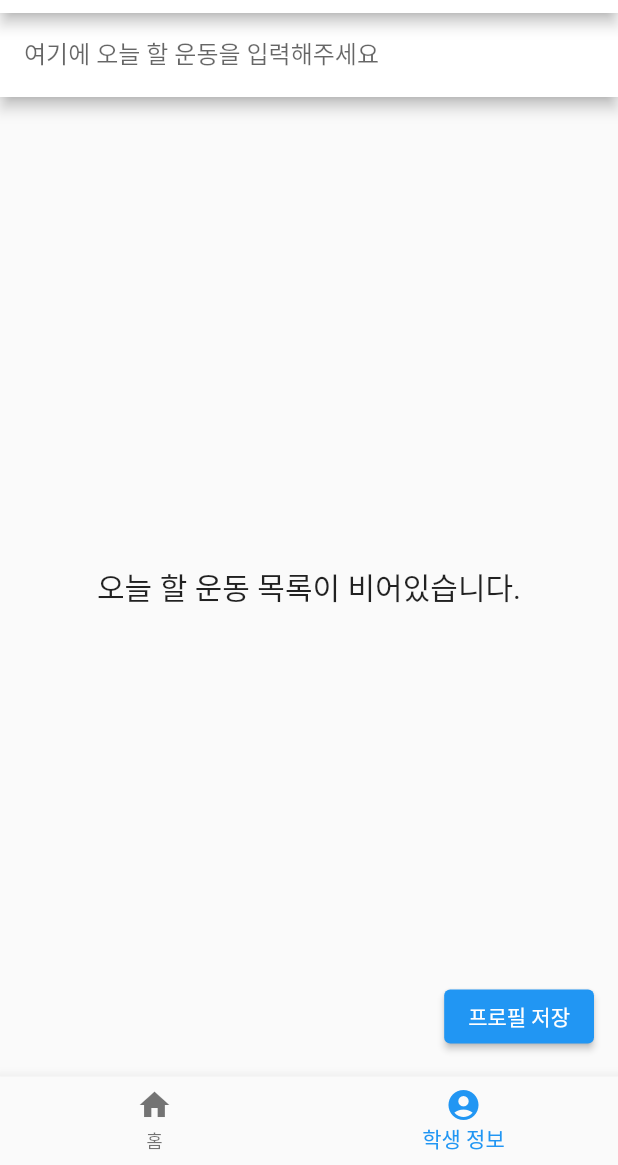
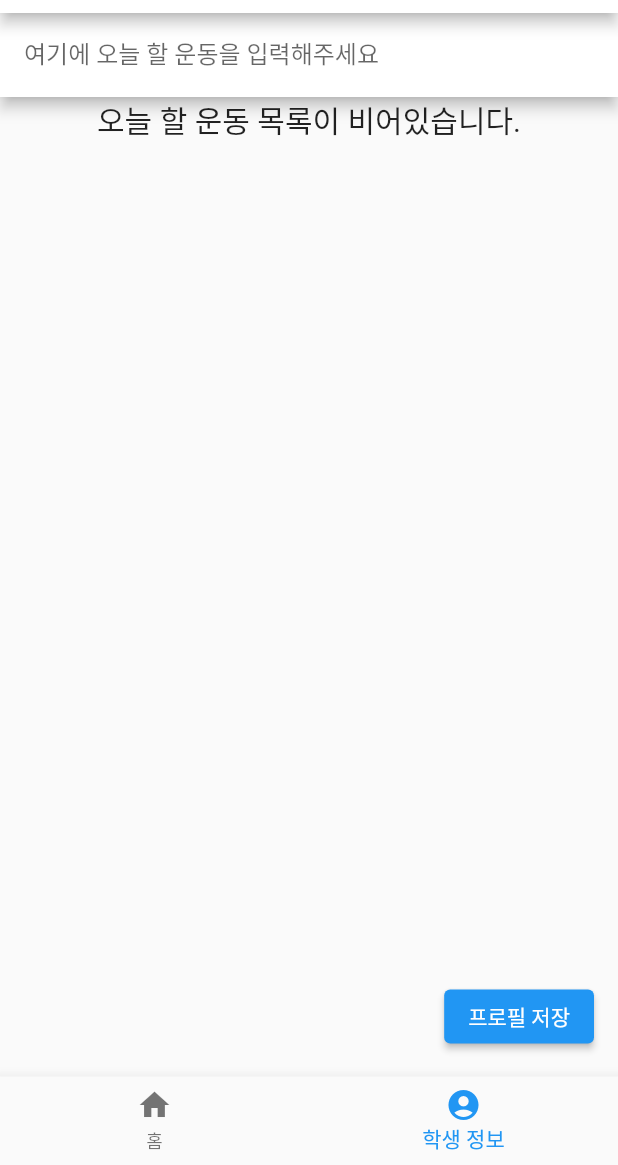
Before and after one commit to chihyeonwon/Attendance_Check, a Flutter app: the screen it shows after launch, item 2 of the bottom bar chosen, on a phone screen of 412 x 824 dp, the part 71-1236 px from its top. Run offline on Flutter 3.47's test engine with Material 2 defaults, Android fonts, the phone set to English and light mode, and no system bars; our stand-ins replace geolocator, google_maps_flutter, sqflite; accounts and stored records are empty.

Commit message:
FutureBuilder가 들어가 있는 부분을 Column으로 감싸기

```diff
--- a/lib/page2.dart
+++ b/lib/page2.dart
@@ -22,8 +22,9 @@ class _Page2State extends State<Page2> {
         ),
         backgroundColor: Colors.white,
       ),
-      body: Center(
-        child: FutureBuilder<List<Grocery>>(
+      body: Column(
+        children: [
+          FutureBuilder<List<Grocery>>(
             future: DatabaseHelper.instance.getGroceries(),
             builder:
                 (BuildContext context, AsyncSnapshot<List<Grocery>> snapshot) {
@@ -76,6 +77,7 @@ class _Page2State extends State<Page2> {
               );
             },
           ),
+        ],
       ),
       floatingActionButton: ElevatedButton(
         onPressed: () async {
```
Lines whose indentation alone changed are shown as unchanged.
